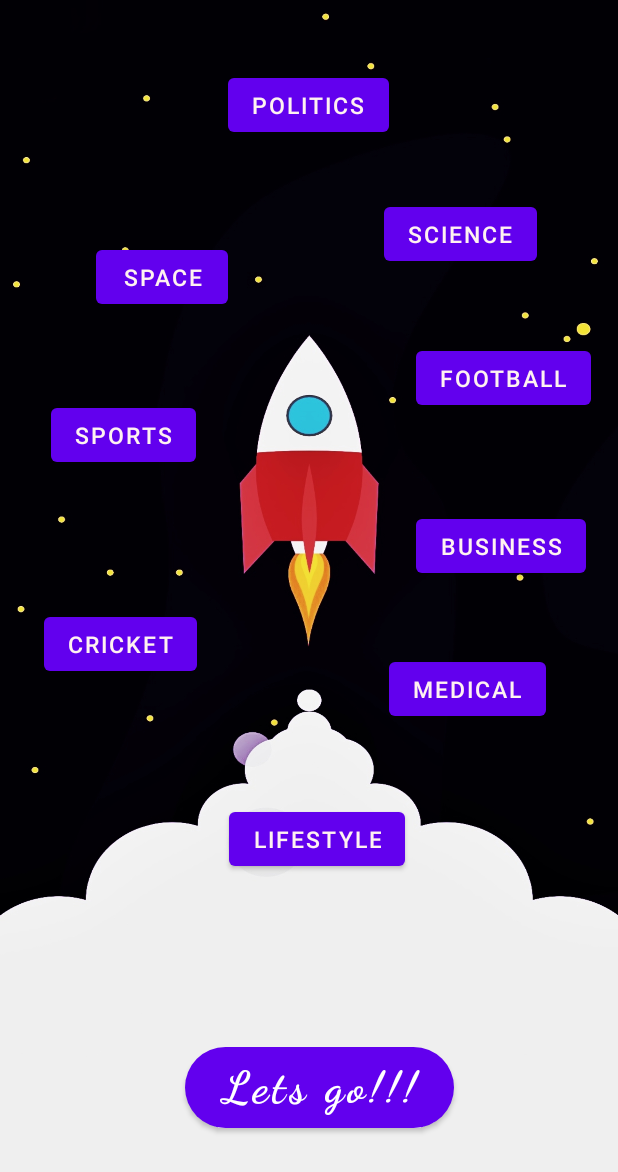
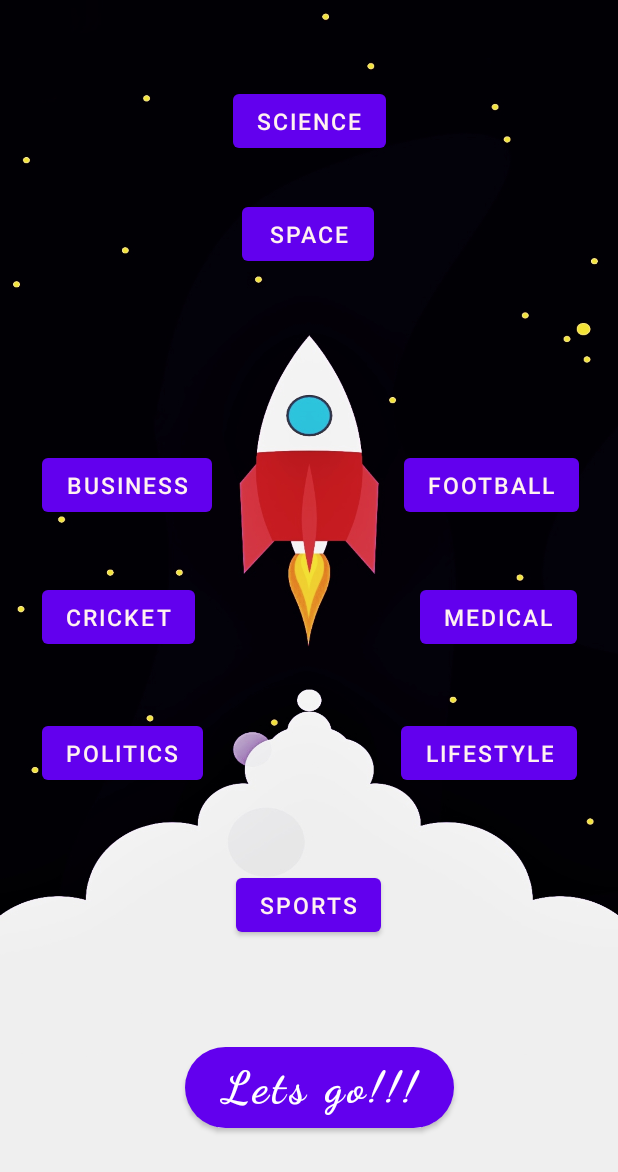
Before and after one commit to NandaNxD/NewsX, an Android app: the Genre screen opened directly, with no data from a screen before it, on a phone screen of 412 x 824 dp. Shown: the top 1172 px of the screen. Run offline under Robolectric (Android 15) with nearby library versions, the phone set to English and light mode, and no system bars; Roboto replaces fonts that are not available here.

Commit message:
Endlines added

```diff
--- a/app/src/main/java/com/furrycatxd/RocketNews/Genre.java
+++ b/app/src/main/java/com/furrycatxd/RocketNews/Genre.java
@@ -43,7 +43,6 @@ public class Genre extends AppCompatActivity {
         //finishAndRemoveTask();
     }
 
-
     public int genreExistsInGenreList(String genreKeyWord){
         int genreListSize=genreList.size();
         for(int i=0;i<genreListSize;i++){
@@ -64,7 +63,6 @@ public class Genre extends AppCompatActivity {
             else{
                 genreList.remove("Politics");
             }
-
         }
         else if(R.id.science==view.getId()){
             existsG=genreExistsInGenreList("Science");
@@ -163,7 +161,6 @@ public class Genre extends AppCompatActivity {
         genre[6]=findViewById(R.id.cricket);
         genre[7]=findViewById(R.id.medical);
         genre[8]=findViewById(R.id.lifestyle);
-
     }
 
 //    @Override
--- a/app/src/main/java/com/furrycatxd/RocketNews/MainActivity.java
+++ b/app/src/main/java/com/furrycatxd/RocketNews/MainActivity.java
@@ -83,6 +83,5 @@ public class MainActivity extends AppCompatActivity {
         cardView.setCardBackgroundColor(Color.WHITE);
 
 
-
     }
 }
--- a/app/src/main/res/layout/genre.xml
+++ b/app/src/main/res/layout/genre.xml
@@ -55,10 +55,10 @@
         android:textSize="15sp"
         app:layout_constraintBottom_toTopOf="@+id/openrocket"
         app:layout_constraintEnd_toEndOf="parent"
-        app:layout_constraintHorizontal_bias="0.198"
+        app:layout_constraintHorizontal_bias="0.498"
         app:layout_constraintStart_toStartOf="parent"
         app:layout_constraintTop_toTopOf="parent"
-        app:layout_constraintVertical_bias="0.249" />
+        app:layout_constraintVertical_bias="0.205" />
 
     <Button
         android:id="@+id/science"
@@ -69,12 +69,11 @@
         android:text="Science"
         android:textColor="#FFF1F1"
         android:textSize="15sp"
-        app:layout_constraintBottom_toTopOf="@+id/openrocket"
+        app:layout_constraintBottom_toBottomOf="parent"
         app:layout_constraintEnd_toEndOf="parent"
-        app:layout_constraintHorizontal_bias="0.826"
         app:layout_constraintStart_toStartOf="parent"
         app:layout_constraintTop_toTopOf="parent"
-        app:layout_constraintVertical_bias="0.205" />
+        app:layout_constraintVertical_bias="0.073" />
 
     <Button
         android:id="@+id/politics"
@@ -85,12 +84,12 @@
         android:text="Politics"
         android:textColor="#FFF1F1"
         android:textSize="15sp"
-        app:layout_constraintBottom_toTopOf="@+id/openrocket"
+        app:layout_constraintBottom_toBottomOf="parent"
         app:layout_constraintEnd_toEndOf="parent"
-        app:layout_constraintHorizontal_bias="0.498"
+        app:layout_constraintHorizontal_bias="0.092"
         app:layout_constraintStart_toStartOf="parent"
         app:layout_constraintTop_toTopOf="parent"
-        app:layout_constraintVertical_bias="0.071" />
+        app:layout_constraintVertical_bias="0.616" />
 
     <Button
         android:id="@+id/sports"
@@ -101,46 +100,44 @@
         android:text="Sports"
         android:textColor="#FFF1F1"
         android:textSize="15sp"
-        app:layout_constraintBottom_toBottomOf="parent"
+        app:layout_constraintBottom_toTopOf="@+id/openrocket"
         app:layout_constraintEnd_toEndOf="parent"
-        app:layout_constraintHorizontal_bias="0.107"
+        app:layout_constraintHorizontal_bias="0.498"
         app:layout_constraintStart_toStartOf="parent"
-        app:layout_constraintTop_toBottomOf="@+id/space"
-        app:layout_constraintVertical_bias="0.101" />
+        app:layout_constraintTop_toTopOf="parent"
+        app:layout_constraintVertical_bias="0.9" />
 
     <Button
         android:id="@+id/business"
         android:layout_width="wrap_content"
         android:layout_height="wrap_content"
-        android:layout_marginTop="160dp"
         android:hapticFeedbackEnabled="true"
         android:onClick="saveGenre"
         android:text="Business"
         android:textColor="#FFF1F1"
         android:textSize="15sp"
-        app:layout_constraintBottom_toTopOf="@+id/openrocket"
+        app:layout_constraintBottom_toBottomOf="parent"
         app:layout_constraintEnd_toEndOf="parent"
-        app:layout_constraintHorizontal_bias="0.929"
+        app:layout_constraintHorizontal_bias="0.093"
         app:layout_constraintStart_toStartOf="parent"
-        app:layout_constraintTop_toBottomOf="@+id/science"
-        app:layout_constraintVertical_bias="0.0" />
+        app:layout_constraintTop_toTopOf="parent"
+        app:layout_constraintVertical_bias="0.386" />
 
     <Button
         android:id="@+id/football"
         android:layout_width="wrap_content"
         android:layout_height="wrap_content"
-        android:layout_marginTop="48dp"
         android:hapticFeedbackEnabled="true"
         android:onClick="saveGenre"
         android:text="Football"
         android:textColor="#FFF1F1"
         android:textSize="15sp"
-        app:layout_constraintBottom_toTopOf="@+id/business"
+        app:layout_constraintBottom_toBottomOf="parent"
         app:layout_constraintEnd_toEndOf="parent"
-        app:layout_constraintHorizontal_bias="0.939"
+        app:layout_constraintHorizontal_bias="0.912"
         app:layout_constraintStart_toStartOf="parent"
-        app:layout_constraintTop_toBottomOf="@+id/science"
-        app:layout_constraintVertical_bias="0.0" />
+        app:layout_constraintTop_toTopOf="parent"
+        app:layout_constraintVertical_bias="0.386" />
 
     <Button
         android:id="@+id/lifestyle"
@@ -153,10 +150,10 @@
         android:textSize="15sp"
         app:layout_constraintBottom_toBottomOf="parent"
         app:layout_constraintEnd_toEndOf="parent"
-        app:layout_constraintHorizontal_bias="0.517"
+        app:layout_constraintHorizontal_bias="0.908"
         app:layout_constraintStart_toStartOf="parent"
-        app:layout_constraintTop_toBottomOf="@+id/cricket"
-        app:layout_constraintVertical_bias="0.254" />
+        app:layout_constraintTop_toTopOf="parent"
+        app:layout_constraintVertical_bias="0.616" />
 
     <Button
         android:id="@+id/medical"
@@ -168,12 +165,12 @@
         android:text="Medical"
         android:textColor="#FFF1F1"
         android:textSize="15sp"
-        app:layout_constraintBottom_toTopOf="@+id/openrocket"
+        app:layout_constraintBottom_toBottomOf="parent"
         app:layout_constraintEnd_toEndOf="parent"
-        app:layout_constraintHorizontal_bias="0.843"
+        app:layout_constraintHorizontal_bias="0.912"
         app:layout_constraintStart_toStartOf="parent"
-        app:layout_constraintTop_toBottomOf="@+id/business"
-        app:layout_constraintVertical_bias="0.184" />
+        app:layout_constraintTop_toTopOf="parent"
+        app:layout_constraintVertical_bias="0.499" />
 
     <Button
         android:id="@+id/cricket"
@@ -184,11 +181,11 @@
         android:text="Cricket"
         android:textColor="#FFF1F1"
         android:textSize="15sp"
-        app:layout_constraintBottom_toTopOf="@+id/openrocket"
+        app:layout_constraintBottom_toBottomOf="parent"
         app:layout_constraintEnd_toEndOf="parent"
-        app:layout_constraintHorizontal_bias="0.094"
+        app:layout_constraintHorizontal_bias="0.09"
         app:layout_constraintStart_toStartOf="parent"
-        app:layout_constraintTop_toBottomOf="@+id/sports"
-        app:layout_constraintVertical_bias="0.277" />
+        app:layout_constraintTop_toTopOf="parent"
+        app:layout_constraintVertical_bias="0.499" />
 
 </androidx.constraintlayout.widget.ConstraintLayout>
```
